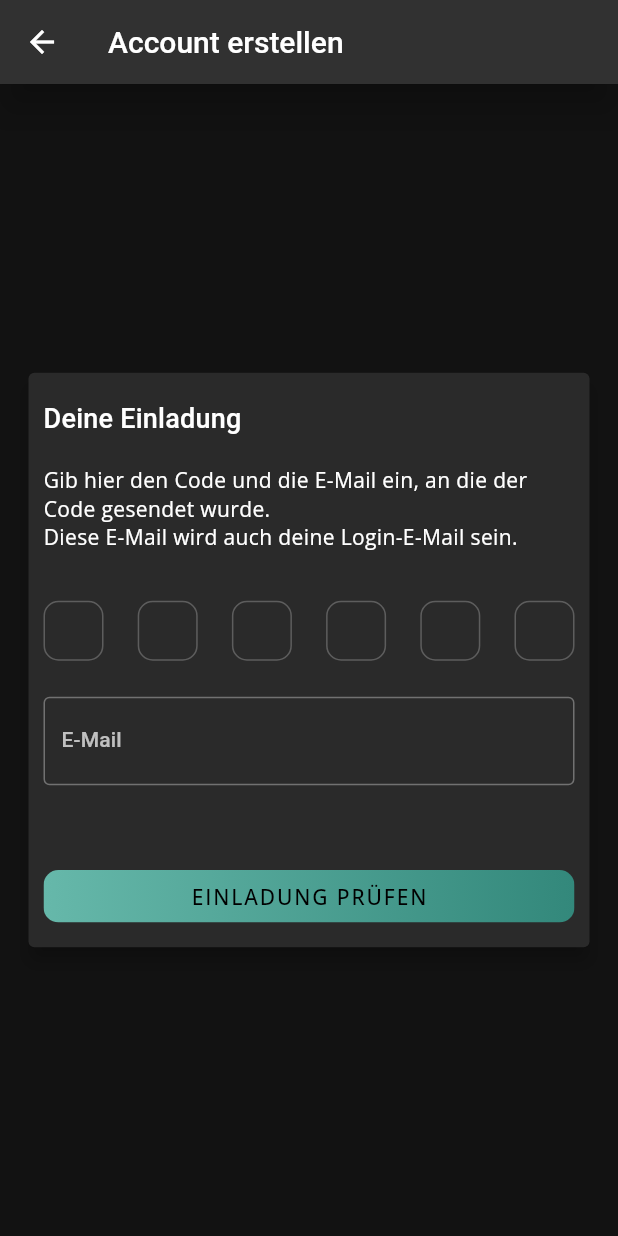
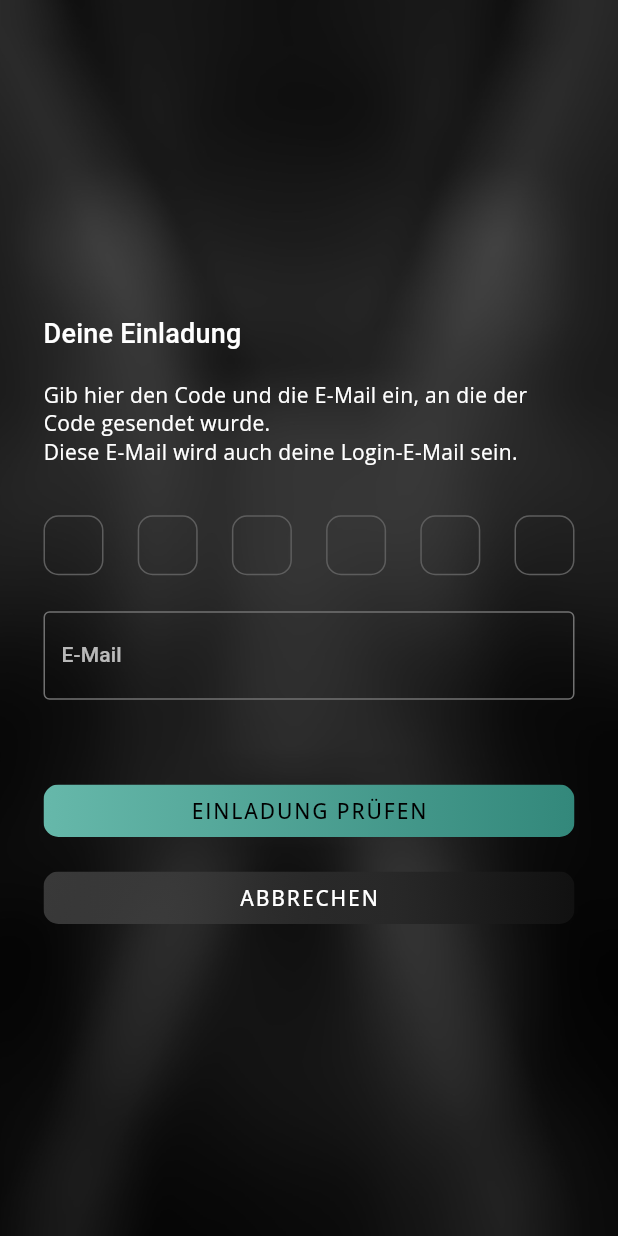
Before and after one commit to c0pp1ce/campus-motorsport, a Flutter app: the screen it shows after launch, after a tap on "ACCOUNT ERSTELLEN", on a phone screen of 412 x 824 dp. Run offline on Flutter 3.47's test engine with Material 2 defaults, Android fonts, the phone set to English and light mode, and no system bars; our stand-ins replace dio, email_validator, google_fonts, pinput; statements that could not run were skipped.

Commit message:
- Changed registration appearance

```diff
--- a/lib/controller/registration_controller/registration_controller.dart
+++ b/lib/controller/registration_controller/registration_controller.dart
@@ -97,7 +97,7 @@ class RegistrationController extends BaseController {
       errorMessage = responseData.errorMessage;
       loading = false;
       success = false;
-      notifyListeners();
+      notify();
       return;
     } else {
       /// Invitation code and email match.
--- a/lib/routes/custom_router.dart
+++ b/lib/routes/custom_router.dart
@@ -1,7 +1,9 @@
+import 'package:flutter/material.dart';
+
 import 'package:campus_motorsport/models/route_arguments/login_arguments.dart';
 import 'package:campus_motorsport/views/login/login_view.dart';
 import 'package:campus_motorsport/views/registration/registration_view.dart';
-import 'package:flutter/material.dart';
+
 
 import 'package:campus_motorsport/routes/routes.dart';
 
@@ -12,6 +14,7 @@ class CustomRouter {
       case homeRoute:
         return MaterialPageRoute(
           builder: (_) => placeholder(settings.name ?? 'NO ROUTE NAME'),
+          settings: settings,
         );
 
       case loginRoute:
@@ -21,27 +24,32 @@ class CustomRouter {
               builder: (_) => LoginView(
                 arguments: settings.arguments as LoginArguments,
               ),
+              settings: settings,
             );
           } on Exception catch (e) {
             print(e);
             return MaterialPageRoute(
               builder: (_) => LoginView(),
+              settings: settings,
             );
           }
         } else {
           return MaterialPageRoute(
             builder: (_) => LoginView(),
+            settings: settings,
           );
         }
 
       case registerRoute:
         return MaterialPageRoute(
-          builder: (_) => RegistrationView(),
+          builder: (_) => RegistrationView(settings.arguments as ImageProvider),
+          settings: settings,
         );
 
       default:
         return MaterialPageRoute(
           builder: (_) => routeNotFound(settings.name ?? 'NO ROUTE NAME'),
+          settings: settings,
         );
     }
   }
--- a/lib/views/login/login_view.dart
+++ b/lib/views/login/login_view.dart
@@ -96,6 +96,7 @@ class _LoginViewState extends State<LoginView> {
               width: SizeConfig.screenWidth,
               height: SizeConfig.screenHeight,
               alignment: Alignment.center,
+              child: SafeArea(
                 child: SingleChildScrollView(
                   physics: const BouncingScrollPhysics(),
                   child: Padding(
@@ -136,9 +137,10 @@ class _LoginViewState extends State<LoginView> {
                             if (_loginController.loading) {
                               _loginController.add(RequestCancelLogin());
                             }
-                          Navigator.pushNamed(context, registerRoute);
+                            Navigator.pushNamed(context, registerRoute,
+                                arguments: _image);
                           },
-                        primary: Theme.of(context).colorScheme.primary,
+                          primary: Theme.of(context).colorScheme.onSurface,
                           gradient: LinearGradient(
                             colors: <Color>[
                               ColorServices.brighten(
@@ -155,6 +157,7 @@ class _LoginViewState extends State<LoginView> {
                           ),
                         ),
                       ],
+                    ),
                   ),
                 ),
               ),
--- a/lib/views/registration/registration_view.dart
+++ b/lib/views/registration/registration_view.dart
@@ -5,6 +5,7 @@ import 'package:campus_motorsport/services/color_services.dart';
 import 'package:campus_motorsport/utils/size_config.dart';
 import 'package:campus_motorsport/views/registration/widgets/code_check.dart';
 import 'package:campus_motorsport/views/registration/widgets/user_data.dart';
+import 'package:campus_motorsport/widgets/layout/background_image.dart';
 import 'package:campus_motorsport/widgets/snackbars/error_snackbar.dart';
 import 'package:flutter/material.dart';
 
@@ -12,7 +13,9 @@ import 'package:provider/provider.dart';
 
 /// The root of the registration screen.
 class RegistrationView extends StatefulWidget {
-  RegistrationView({Key? key}) : super(key: key);
+  final ImageProvider backgroundImage;
+
+  RegistrationView(this.backgroundImage, {Key? key}) : super(key: key);
 
   @override
   _RegistrationViewState createState() => _RegistrationViewState();
@@ -51,17 +54,14 @@ class _RegistrationViewState extends State<RegistrationView> {
     SizeConfig().init(context);
     return Scaffold(
       backgroundColor: Theme.of(context).colorScheme.surface,
-      extendBodyBehindAppBar: false,
-      appBar: AppBar(
-        backgroundColor: Theme.of(context).colorScheme.surface,
-        elevation: 10.0,
-        title: const Text('Account erstellen'),
-        automaticallyImplyLeading: true,
-      ),
-      body: Container(
+      extendBodyBehindAppBar: true,
+      body: BackgroundImage(
+        image: widget.backgroundImage,
+        child: Container(
           width: SizeConfig.screenWidth,
           height: SizeConfig.screenHeight,
           alignment: Alignment.center,
+          child: SafeArea(
             child: SingleChildScrollView(
               physics: const BouncingScrollPhysics(),
               child: Padding(
@@ -85,6 +85,8 @@ class _RegistrationViewState extends State<RegistrationView> {
                           scale: animation,
                         );
                       },
+                    ),
+                  ),
                 ),
               ),
             ),
--- /dev/null
+++ b/lib/views/registration/widgets/cancel_registration.dart
@@ -0,0 +1,38 @@
+import 'package:campus_motorsport/controller/registration_controller/registration_event.dart';
+import 'package:flutter/material.dart';
+import 'package:provider/provider.dart';
+
+import 'package:campus_motorsport/widgets/buttons/cm_text_button.dart';
+import 'package:campus_motorsport/services/color_services.dart';
+import 'package:campus_motorsport/controller/registration_controller/registration_controller.dart';
+
+/// A simple wrapper for a button which cancels the registration and navigates to
+/// the login view afterwards.
+class CancelRegistration extends StatelessWidget {
+  @override
+  Widget build(BuildContext context) {
+    var _controller = Provider.of<RegistrationController>(context, listen: false);
+    return CMTextButton(
+      primary: Theme.of(context).colorScheme.onSurface,
+      gradient: LinearGradient(
+        colors: <Color>[
+          ColorServices.brighten(
+              Theme.of(context)
+                  .colorScheme
+                  .surface
+                  .withOpacity(0.7),
+              25),
+          Theme.of(context)
+              .colorScheme
+              .surface
+              .withOpacity(0.9),
+        ],
+      ),
+      onPressed: () {
+        _controller.add(RequestCancelRequest());
+        Navigator.of(context).pop();
+      },
+      child: const Text("ABBRECHEN"),
+    );
+  }
+}
--- a/lib/views/registration/widgets/code_check.dart
+++ b/lib/views/registration/widgets/code_check.dart
@@ -8,6 +8,8 @@ import 'package:campus_motorsport/widgets/layout/simple_card.dart';
 import 'package:flutter/material.dart';
 import 'package:flutter/services.dart';
 import 'package:provider/provider.dart';
+
+import 'cancel_registration.dart';
 
 /// The first registration form where the code & email are entered.
 class CodeCheck extends StatefulWidget {
@@ -51,6 +53,9 @@ class _CodeCheckState extends State<CodeCheck> {
   @override
   Widget build(BuildContext context) {
     return SimpleCard(
+      color:Colors.transparent,
+      shadowColor: Colors.transparent,
+      elevation: 0,
       child: Form(
         key: _formKey,
         child: Column(
@@ -115,6 +120,8 @@ class _CodeCheckState extends State<CodeCheck> {
               child: const Text("EINLADUNG PRÜFEN"),
               loading: _controller!.loading,
             ),
+            const SizedBox(height: 10,),
+            CancelRegistration(),
           ],
         ),
       ),
--- a/lib/views/registration/widgets/user_data.dart
+++ b/lib/views/registration/widgets/user_data.dart
@@ -3,6 +3,7 @@ import 'package:campus_motorsport/controller/registration_controller/registratio
 import 'package:campus_motorsport/controller/token_controller/token_controller.dart';
 import 'package:campus_motorsport/routes/routes.dart';
 import 'package:campus_motorsport/services/validation_services.dart';
+import 'package:campus_motorsport/views/registration/widgets/cancel_registration.dart';
 import 'package:campus_motorsport/widgets/buttons/cm_text_button.dart';
 import 'package:campus_motorsport/widgets/forms/basic_text_field.dart';
 import 'package:campus_motorsport/widgets/layout/simple_card.dart';
@@ -39,6 +40,9 @@ class _UserDataState extends State<UserData> {
   @override
   Widget build(BuildContext context) {
     return SimpleCard(
+      color:Colors.transparent,
+      shadowColor: Colors.transparent,
+      elevation: 0,
       child: Form(
         key: _formKey,
         child: Column(
@@ -115,6 +119,8 @@ class _UserDataState extends State<UserData> {
               child: const Text("ACCOUNT ERSTELLEN"),
               loading: _controller!.loading,
             ),
+            const SizedBox(height: 10,),
+            CancelRegistration(),
           ],
         ),
       ),
--- a/lib/widgets/layout/simple_card.dart
+++ b/lib/widgets/layout/simple_card.dart
@@ -4,15 +4,23 @@ import 'package:flutter/material.dart';
 class SimpleCard extends StatelessWidget {
   final Widget child;
   final double elevation;
+  final Color? color;
+  final Color? shadowColor;
 
-  SimpleCard({required this.child, this.elevation = 5.0, Key? key})
+  SimpleCard(
+      {required this.child,
+      this.elevation = 5.0,
+      this.color,
+      this.shadowColor,
+      Key? key})
       : super(key: key);
 
   @override
   Widget build(BuildContext context) {
     return Card(
       elevation: elevation,
-      color: Theme.of(context).colorScheme.surface,
+      color: color ?? Theme.of(context).colorScheme.surface,
+      shadowColor: shadowColor,
       child: Padding(
         padding: const EdgeInsets.all(10.0),
         child: child,
```
Lines whose indentation alone changed are shown as unchanged.
